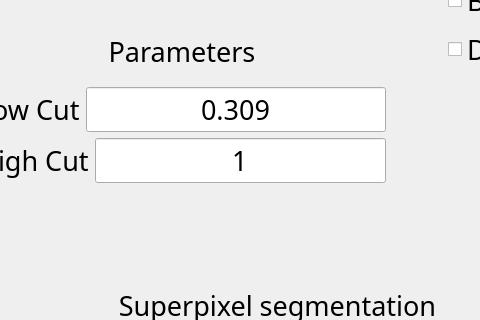
Above: application/dialog2.ui from kevinhartyanyi/BSC-Thesis before the change; both pictures show x 362 to 842 and y 219 to 539 of the 1406 by 785 pixel window. Below: the same form after it.
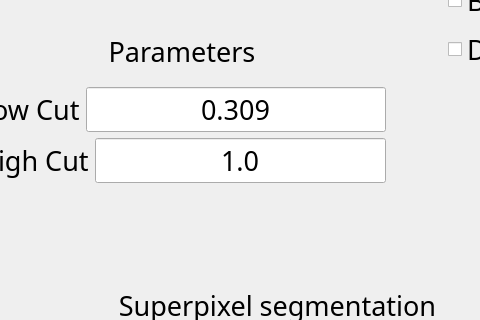
That is the form after the change.

```diff
--- a/application/dialog2.ui
+++ b/application/dialog2.ui
@@ -578,7 +578,7 @@
            <string>The fps for the created videos</string>
           </property>
           <property name="text">
-           <string>1</string>
+           <string>1.0</string>
           </property>
           <property name="alignment">
            <set>Qt::AlignCenter</set>
```
